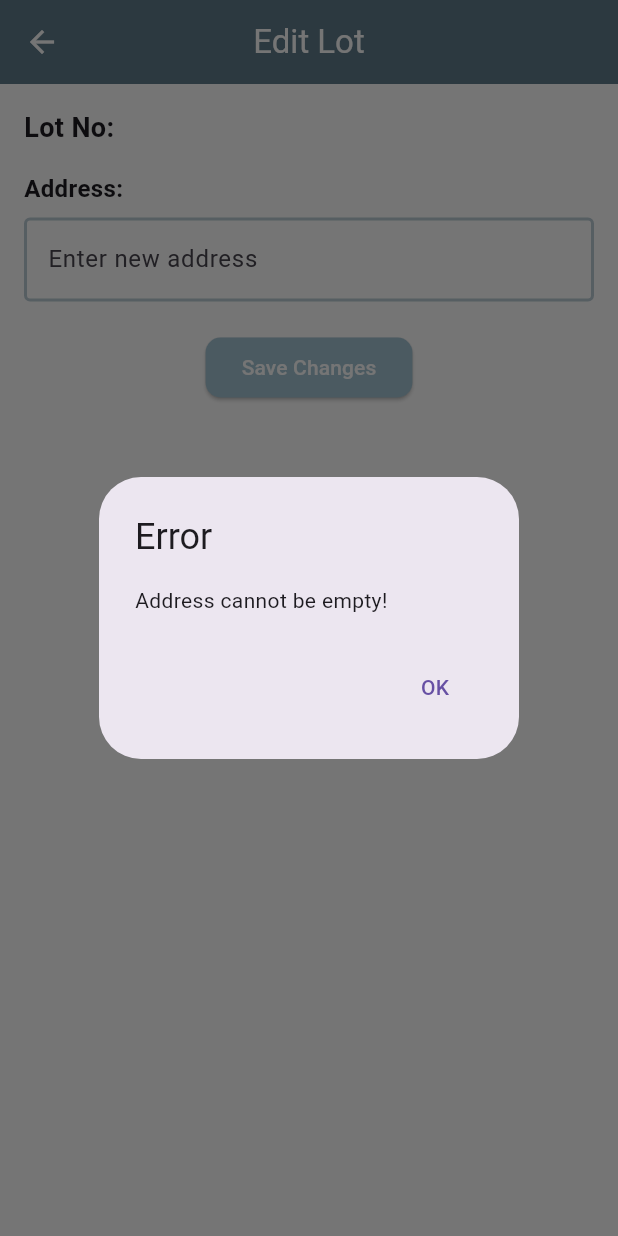
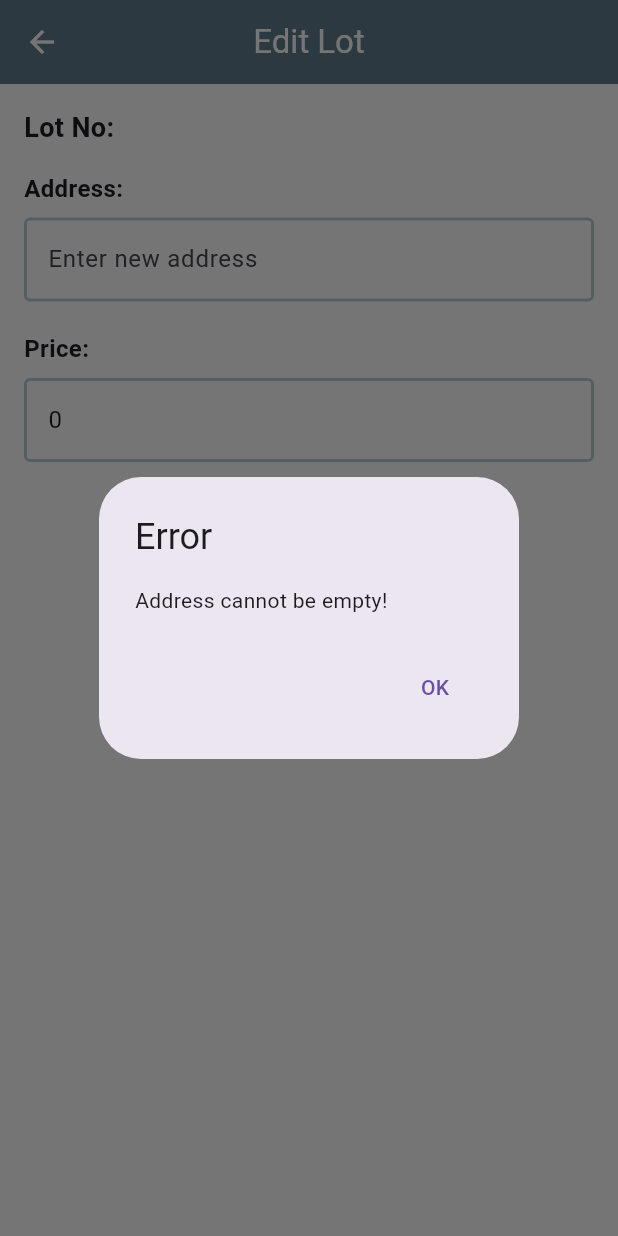
Before and after one commit to aeMyst/RevRentals, a Flutter app: the EditLotPage screen opened directly with empty values, after a tap on "Save Changes", on a phone screen of 412 x 824 dp. Run offline on Flutter 3.47's test engine with Material 3 defaults, Android fonts, the phone set to English and light mode, and no system bars; our stand-ins replace cloud_firestore, firebase_auth, firebase_core; accounts and stored records are empty.

Commit message:
Working update lot price

```diff
--- a/revrentals/lib/admin/admin_lot.dart
+++ b/revrentals/lib/admin/admin_lot.dart
@@ -222,7 +222,8 @@ class EditLotPage extends StatefulWidget {
   final Map<String, dynamic> lotData; // Accept the full lot data as a Map
   final VoidCallback onLotUpdated; // Add callback
 
-  const EditLotPage({super.key, required this.lotData, required this.onLotUpdated});
+  const EditLotPage(
+      {super.key, required this.lotData, required this.onLotUpdated});
 
   @override
   State<EditLotPage> createState() => _EditLotPageState();
@@ -232,12 +233,15 @@ class _EditLotPageState extends State<EditLotPage> {
   final AdminService _adminService = AdminService();
 
   late TextEditingController addressController;
+  late TextEditingController rentalPriceController;
 
   @override
   void initState() {
     super.initState();
     // Initialize the text controller with the current lot address
     addressController = TextEditingController(text: widget.lotData['LAddress']);
+    rentalPriceController =
+        TextEditingController(text: widget.lotData['LRentalPrice'].toString());
   }
 
   @override
@@ -248,6 +252,7 @@ class _EditLotPageState extends State<EditLotPage> {
 
   Future<void> _updateLot() async {
     final updatedAddress = addressController.text.trim();
+    final updatedPrice = double.parse(rentalPriceController.text.trim());
 
     if (updatedAddress.isEmpty) {
       _showErrorDialog("Address cannot be empty!");
@@ -257,10 +262,12 @@ class _EditLotPageState extends State<EditLotPage> {
     final updatedData = {
       "Lot_No": widget.lotData['Lot_No'], // Include the Lot ID here
       "LAddress": updatedAddress,
+      "LRentalPrice": updatedPrice,
     };
 
     // Call the service to update the lot
-    final response = await _adminService.updateLotListing(updatedAddress, widget.lotData['Lot_No']);
+    final response = await _adminService.updateLotListing(
+        updatedAddress, widget.lotData['Lot_No'], updatedPrice);
 
     if (response['success'] == true) {
       // Show a success message and return to the previous screen
@@ -332,6 +339,21 @@ class _EditLotPageState extends State<EditLotPage> {
                 ),
               ),
               const SizedBox(height: 20),
+              // Editable price field
+              const Text(
+                "Price:",
+                style: TextStyle(fontSize: 16, fontWeight: FontWeight.bold),
+              ),
+              const SizedBox(height: 8),
+              TextField(
+                controller: rentalPriceController,
+                keyboardType: TextInputType.number,
+                decoration: const InputDecoration(
+                  border: OutlineInputBorder(),
+                  hintText: "Enter a new price",
+                ),
+              ),
+              const SizedBox(height: 20),
               // Save Button
               Center(
                 child: ElevatedButton(
--- a/revrentals/lib/services/admin_service.dart
+++ b/revrentals/lib/services/admin_service.dart
@@ -130,7 +130,7 @@ class AdminService {
   }
 
   Future<Map<String, dynamic>> updateLotListing(
-      String laddress, int lot_no) async {
+      String laddress, int lot_no, double lrentalprice) async {
     final url = Uri.parse(
         "$_baseUrl/edit-lot-listing/$lot_no/"); // Include lot_no in the URL
 
@@ -139,9 +139,12 @@ class AdminService {
       headers: {
         "Content-Type": "application/json",
       },
-      body: jsonEncode({
-        'laddress': laddress, // Send the new address in the body
-      }),
+      body: jsonEncode(
+        {
+          'laddress': laddress, // Send the new address in the body
+          'lrentalprice': lrentalprice,
+        },
+      ),
     );
 
     if (response.statusCode == 200) {
```
